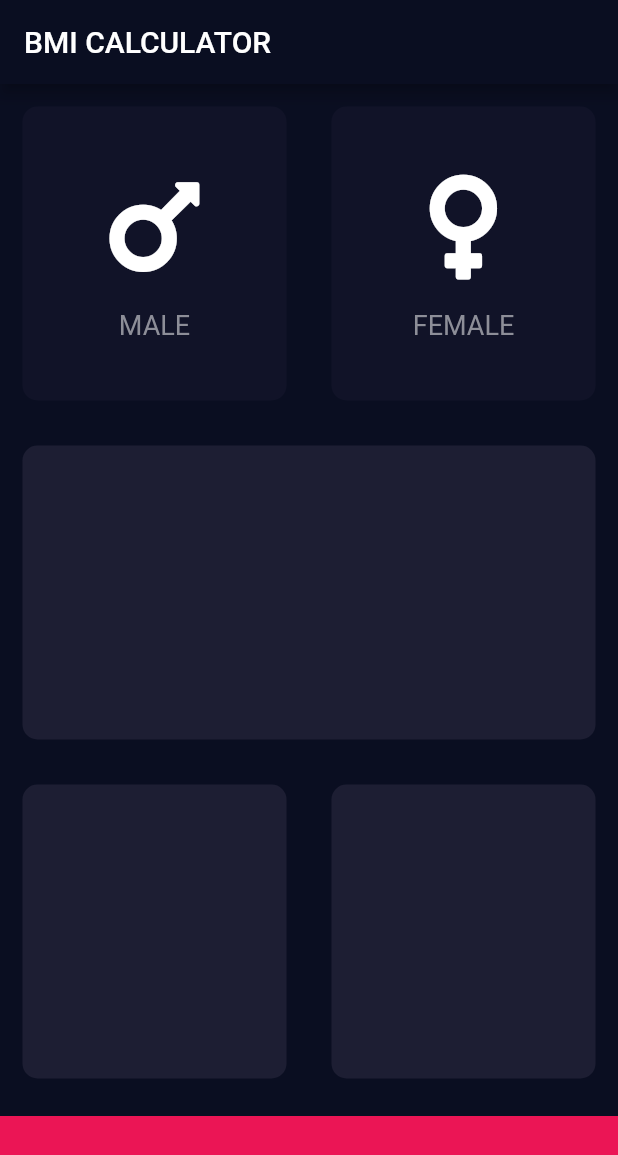
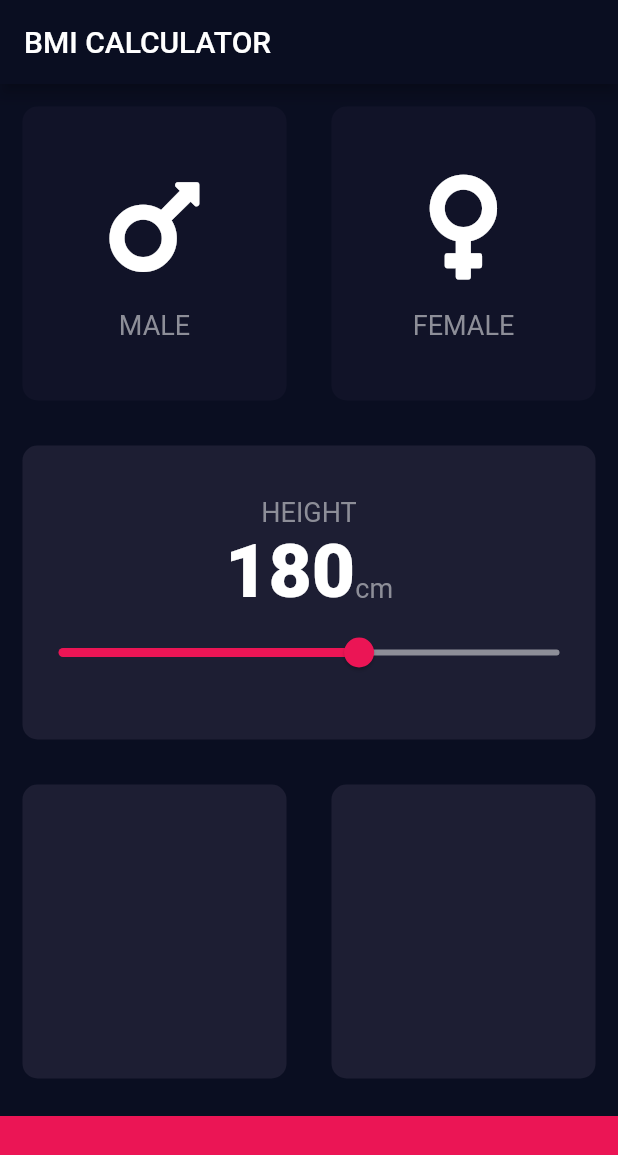
Before and after one commit to zod4iy/FlutterBootCamp, a Flutter app: the screen it shows after launch, on a phone screen of 412 x 824 dp. Shown: the top 1155 px of the screen. Run offline on Flutter 3.47's test engine with Material 2 defaults, Android fonts, the light colour scheme and no system bars; our stand-ins replace audioplayers, font_awesome_flutter, rflutter_alert.

Commit message:
[bmi_calculator] - Add constants/ Add slider

```diff
--- /dev/null
+++ b/bmi_calculator/lib/constants.dart
@@ -0,0 +1,16 @@
+import 'package:flutter/material.dart';
+
+const kActiveCardColor = Color(0xFF1D1E33);
+const kInactiveCardColor = Color(0xFF111328);
+const kBottomContainerColor = Color(0xFFEB1555);
+const kBottomContainerHeight = 80.0;
+
+const kLabelTextStyle = TextStyle(
+    fontSize: 18.0,
+    color: Color(0xFF8D8E98)
+);
+
+const kNumbersTextStyle = TextStyle(
+    fontSize: 50.0,
+    fontWeight: FontWeight.w900
+);
--- a/bmi_calculator/lib/icon_content.dart
+++ b/bmi_calculator/lib/icon_content.dart
@@ -1,6 +1,5 @@
 import 'package:flutter/material.dart';
-
-const iconContentTextColor = Color(0xFF8D8E98);
+import 'constants.dart';
 
 class IconContent extends StatelessWidget {
   const IconContent({Key? key, required this.icon, required this.text})
@@ -23,7 +22,7 @@ class IconContent extends StatelessWidget {
         ),
         Text(
           text,
-          style: const TextStyle(fontSize: 18.0, color: iconContentTextColor),
+          style: kLabelTextStyle,
         ),
       ],
     );
--- a/bmi_calculator/lib/input_page.dart
+++ b/bmi_calculator/lib/input_page.dart
@@ -2,11 +2,7 @@ import 'package:flutter/material.dart';
 import 'reusable_card.dart';
 import 'icon_content.dart';
 import 'package:font_awesome_flutter/font_awesome_flutter.dart';
-
-const activeCardColor = Color(0xFF1D1E33);
-const inactiveCardColor = Color(0xFF111328);
-const bottomContainerColor = Color(0xFFEB1555);
-const bottomContainerHeight = 80.0;
+import 'constants.dart';
 
 enum Gender {
   male,
@@ -22,6 +18,7 @@ class InputPage extends StatefulWidget {
 
 class _InputPageState extends State<InputPage> {
   Gender? selectedGender;
+  int height = 180;
 
   @override
   Widget build(BuildContext context) {
@@ -30,6 +27,7 @@ class _InputPageState extends State<InputPage> {
         title: const Text('BMI CALCULATOR'),
       ),
       body: Column(
+        crossAxisAlignment: CrossAxisAlignment.stretch,
         children: [
           Expanded(
             child: Row(
@@ -42,7 +40,7 @@ class _InputPageState extends State<InputPage> {
                       });
                     },
                     cardColor: selectedGender == Gender.male
-                        ? activeCardColor : inactiveCardColor,
+                        ? kActiveCardColor : kInactiveCardColor,
                     cardChild: const IconContent(
                       icon: FontAwesomeIcons.mars,
                       text: 'MALE',
@@ -57,7 +55,7 @@ class _InputPageState extends State<InputPage> {
                       });
                     },
                     cardColor: selectedGender == Gender.female
-                        ? activeCardColor : inactiveCardColor,
+                        ? kActiveCardColor : kInactiveCardColor,
                     cardChild: const IconContent(
                       icon: FontAwesomeIcons.venus,
                       text: 'FEMALE',
@@ -69,7 +67,34 @@ class _InputPageState extends State<InputPage> {
           ),
           Expanded(
             child: ReusableCard(
-              cardColor: activeCardColor,
+              cardColor: kActiveCardColor,
+              cardChild: Column(
+                mainAxisAlignment: MainAxisAlignment.center,
+                children: [
+                  Text('HEIGHT', style: kLabelTextStyle),
+                  Row(
+                    mainAxisAlignment: MainAxisAlignment.center,
+                    crossAxisAlignment: CrossAxisAlignment.baseline,
+                    textBaseline: TextBaseline.alphabetic,
+                    children: [
+                      Text(height.toString(), style: kNumbersTextStyle),
+                      Text('cm', style: kLabelTextStyle)
+                    ],
+                  ),
+                  Slider(
+                    value: height.toDouble(),
+                    min: 120.0,
+                    max: 220.0,
+                    activeColor: Color(0xFFEB1555),
+                    inactiveColor: Color(0xFF8D8E98),
+                    onChanged: (double newValue) {
+                      setState(() {
+                        height = newValue.round();
+                      });
+                    },
+                  )
+                ],
+              ),
             ),
           ),
           Expanded(
@@ -77,22 +102,22 @@ class _InputPageState extends State<InputPage> {
               children: [
                 Expanded(
                   child: ReusableCard(
-                    cardColor: activeCardColor,
+                    cardColor: kActiveCardColor,
                   ),
                 ),
                 Expanded(
                   child: ReusableCard(
-                    cardColor: activeCardColor,
+                    cardColor: kActiveCardColor,
                   ),
                 ),
               ],
             ),
           ),
           Container(
-            color: bottomContainerColor,
+            color: kBottomContainerColor,
             margin: EdgeInsets.only(top: 10.0),
             width: double.infinity,
-            height: bottomContainerHeight,
+            height: kBottomContainerHeight,
           ),
         ],
       ),
```
